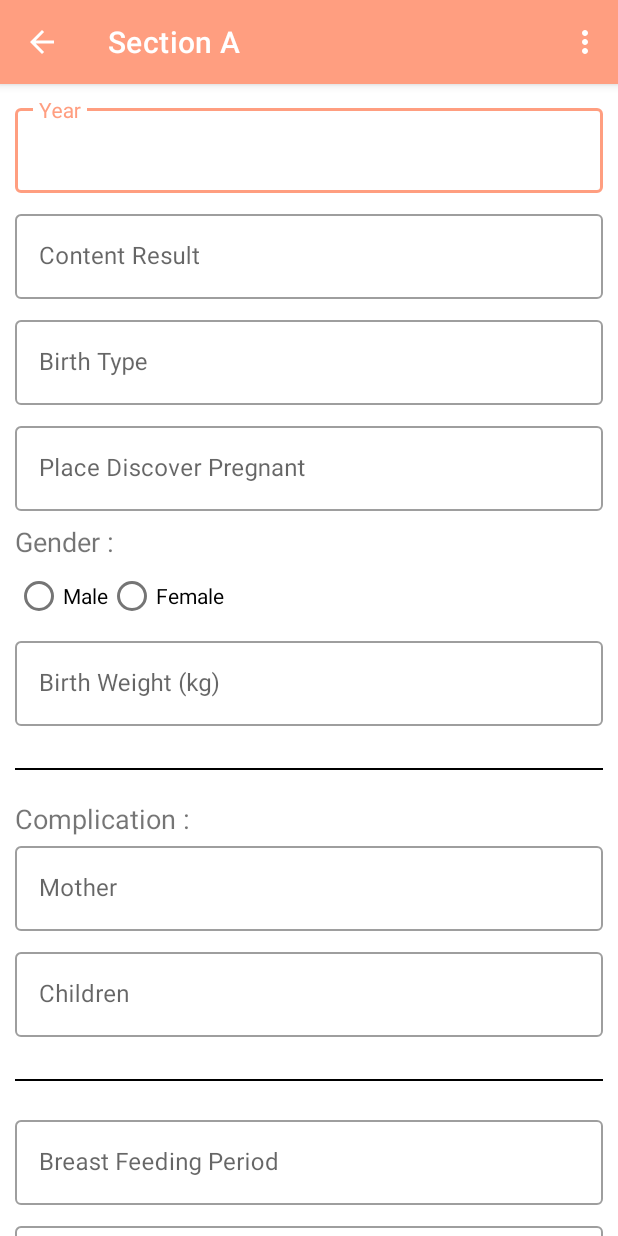
After one commit to Jiaenong/MommyHealthApp, an Android app: the SectionAActivity screen opened directly, with no data from a screen before it, on a phone screen of 412 x 824 dp. The commit adds this screen. Run offline under Robolectric (Android 15) with nearby library versions, the light colour scheme and no system bars.

Commit message:
modify front end

```diff
--- a/app/src/main/AndroidManifest.xml
+++ b/app/src/main/AndroidManifest.xml
@@ -9,7 +9,11 @@
         android:roundIcon="@mipmap/ic_launcher_round"
         android:supportsRtl="true"
         android:theme="@style/AppTheme">
-        <activity android:name=".MommyRecordActivity"></activity>
+        <activity android:name=".SectionAActivity"
+            android:label="Section A"/>
+        <activity
+            android:name=".MommyRecordActivity"
+            android:label="Pregnant Record" />
         <activity
             android:name=".EarlyTestActivity"
             android:label="Early Test" />
--- a/app/src/main/java/com/example/mommyhealthapp/EarlyTestActivity.java
+++ b/app/src/main/java/com/example/mommyhealthapp/Nurse/EarlyTestActivity.java
@@ -1,17 +1,30 @@
 package com.example.mommyhealthapp;
 
 import androidx.appcompat.app.AppCompatActivity;
+import androidx.cardview.widget.CardView;
 
+import android.content.Intent;
 import android.os.Bundle;
 import android.view.Menu;
 import android.view.MenuItem;
+import android.view.View;
 
 public class EarlyTestActivity extends AppCompatActivity {
 
+    private CardView cardViewSectionA;
     @Override
     protected void onCreate(Bundle savedInstanceState) {
         super.onCreate(savedInstanceState);
         setContentView(R.layout.activity_early_test);
+
+        cardViewSectionA = (CardView)findViewById(R.id.cardViewSectionA);
+        cardViewSectionA.setOnClickListener(new View.OnClickListener() {
+            @Override
+            public void onClick(View v) {
+                Intent intent = new Intent(EarlyTestActivity.this, SectionAActivity.class);
+                startActivity(intent);
+            }
+        });
 
         getSupportActionBar().setDisplayHomeAsUpEnabled(true);
     }
--- /dev/null
+++ b/app/src/main/java/com/example/mommyhealthapp/Nurse/SectionAActivity.java
@@ -0,0 +1,34 @@
+package com.example.mommyhealthapp;
+
+import androidx.appcompat.app.AppCompatActivity;
+
+import android.os.Bundle;
+import android.view.Menu;
+import android.view.MenuItem;
+
+public class SectionAActivity extends AppCompatActivity {
+
+    @Override
+    protected void onCreate(Bundle savedInstanceState) {
+        super.onCreate(savedInstanceState);
+        setContentView(R.layout.activity_section_a);
+
+        getSupportActionBar().setDisplayHomeAsUpEnabled(true);
+    }
+
+    public boolean onOptionsItemSelected(MenuItem item) {
+        switch (item.getItemId())
+        {
+            case android.R.id.home:
+                finish();
+                return true;
+        }
+        return super.onOptionsItemSelected(item);
+    }
+
+    public boolean onCreateOptionsMenu(Menu menu) {
+        // Inflate the menu; this adds items to the action bar if it is present.
+        getMenuInflater().inflate(R.menu.nurse_home, menu);
+        return true;
+    }
+}
--- a/app/src/main/res/layout/activity_early_test.xml
+++ b/app/src/main/res/layout/activity_early_test.xml
@@ -127,12 +127,22 @@
 
         </androidx.appcompat.widget.LinearLayoutCompat>
 
+        <View
+            android:layout_marginBottom="20dp"
+            android:layout_marginLeft="20dp"
+            android:layout_marginRight="20dp"
+            android:layout_width="match_parent"
+            android:layout_height="1dp"
+            android:background="@android:color/black" />
+
+
         <androidx.appcompat.widget.LinearLayoutCompat
             android:layout_width="match_parent"
             android:layout_height="wrap_content"
             android:orientation="horizontal">
 
             <androidx.cardview.widget.CardView
+                android:id="@+id/cardViewSectionA"
                 android:layout_width="170dp"
                 android:layout_height="170dp"
                 android:layout_marginLeft="25dp"
--- /dev/null
+++ b/app/src/main/res/layout/activity_section_a.xml
@@ -0,0 +1,181 @@
+<?xml version="1.0" encoding="utf-8"?>
+<androidx.core.widget.NestedScrollView xmlns:android="http://schemas.android.com/apk/res/android"
+    xmlns:app="http://schemas.android.com/apk/res-auto"
+    xmlns:tools="http://schemas.android.com/tools"
+    android:layout_width="match_parent"
+    android:layout_height="match_parent"
+    tools:context=".SectionAActivity">
+
+    <androidx.appcompat.widget.LinearLayoutCompat
+        android:layout_width="match_parent"
+        android:layout_height="match_parent"
+        android:orientation="vertical"
+        android:padding="10dp">
+
+        <com.google.android.material.textfield.TextInputLayout
+            android:layout_width="match_parent"
+            android:layout_height="wrap_content"
+            style="@style/TextInputLayout"
+            android:focusableInTouchMode="true"
+            android:hint="@string/section_A_year">
+
+            <com.google.android.material.textfield.TextInputEditText
+                android:layout_width="match_parent"
+                android:layout_height="wrap_content"
+                android:inputType="datetime"/>
+        </com.google.android.material.textfield.TextInputLayout>
+
+        <com.google.android.material.textfield.TextInputLayout
+            android:layout_width="match_parent"
+            android:layout_height="wrap_content"
+            style="@style/TextInputLayout"
+            android:focusableInTouchMode="true"
+            android:hint="@string/secA_contentResult">
+
+            <com.google.android.material.textfield.TextInputEditText
+                android:layout_width="match_parent"
+                android:layout_height="wrap_content" />
+        </com.google.android.material.textfield.TextInputLayout>
+
+        <com.google.android.material.textfield.TextInputLayout
+            android:layout_width="match_parent"
+            android:layout_height="wrap_content"
+            style="@style/TextInputLayout"
+            android:focusableInTouchMode="true"
+            android:hint="@string/secA_birthType">
+
+            <com.google.android.material.textfield.TextInputEditText
+                android:layout_width="match_parent"
+                android:layout_height="wrap_content" />
+        </com.google.android.material.textfield.TextInputLayout>
+
+        <com.google.android.material.textfield.TextInputLayout
+            android:layout_width="match_parent"
+            android:layout_height="wrap_content"
+            style="@style/TextInputLayout"
+            android:focusableInTouchMode="true"
+            android:hint="@string/secA_placeDiscoverBirth">
+
+            <com.google.android.material.textfield.TextInputEditText
+                android:layout_width="match_parent"
+                android:layout_height="wrap_content" />
+        </com.google.android.material.textfield.TextInputLayout>
+
+        <TextView
+            android:id="@+id/textView24"
+            android:layout_width="wrap_content"
+            android:layout_height="wrap_content"
+            android:text="@string/secA_gender"
+            android:textSize="18sp" />
+
+        <RadioGroup
+            android:layout_width="wrap_content"
+            android:layout_height="wrap_content"
+            android:orientation="horizontal">
+
+            <RadioButton
+                android:id="@+id/radioButton9"
+                android:layout_width="match_parent"
+                android:layout_height="wrap_content"
+                android:text="@string/secA_Male" />
+
+            <RadioButton
+                android:id="@+id/radioButton10"
+                android:layout_width="match_parent"
+                android:layout_height="wrap_content"
+                android:text="@string/secA_Female" />
+        </RadioGroup>
+
+        <com.google.android.material.textfield.TextInputLayout
+            android:layout_width="match_parent"
+            android:layout_height="wrap_content"
+            style="@style/TextInputLayout"
+            android:focusableInTouchMode="true"
+            android:hint="@string/secA_birthWeight">
+
+            <com.google.android.material.textfield.TextInputEditText
+                android:layout_width="match_parent"
+                android:layout_height="wrap_content"
+                android:inputType="numberDecimal"/>
+        </com.google.android.material.textfield.TextInputLayout>
+
+        <View
+            android:layout_marginTop="20dp"
+            android:layout_marginBottom="20dp"
+            android:layout_width="match_parent"
+            android:layout_height="1dp"
+            android:background="@android:color/black" />
+
+        <TextView
+            android:id="@+id/textView25"
+            android:layout_width="wrap_content"
+            android:layout_height="wrap_content"
+            android:text="@string/secA_complication"
+            android:textSize="18sp" />
+
+        <com.google.android.material.textfield.TextInputLayout
+            android:layout_width="match_parent"
+            android:layout_height="wrap_content"
+            style="@style/TextInputLayout"
+            android:focusableInTouchMode="true"
+            android:hint="@string/secA_Mother">
+
+            <com.google.android.material.textfield.TextInputEditText
+                android:layout_width="match_parent"
+                android:layout_height="wrap_content" />
+        </com.google.android.material.textfield.TextInputLayout>
+
+        <com.google.android.material.textfield.TextInputLayout
+            android:layout_width="match_parent"
+            android:layout_height="wrap_content"
+            style="@style/TextInputLayout"
+            android:focusableInTouchMode="true"
+            android:hint="@string/secA_Children">
+
+            <com.google.android.material.textfield.TextInputEditText
+                android:layout_width="match_parent"
+                android:layout_height="wrap_content" />
+        </com.google.android.material.textfield.TextInputLayout>
+
+        <View
+            android:layout_marginTop="20dp"
+            android:layout_marginBottom="20dp"
+            android:layout_width="match_parent"
+            android:layout_height="1dp"
+            android:background="@android:color/black" />
+
+        <com.google.android.material.textfield.TextInputLayout
+            android:layout_width="match_parent"
+            android:layout_height="wrap_content"
+            style="@style/TextInputLayout"
+            android:focusableInTouchMode="true"
+            android:hint="@string/secA_breastfeedingperiod">
+
+            <com.google.android.material.textfield.TextInputEditText
+                android:layout_width="match_parent"
+                android:layout_height="wrap_content" />
+        </com.google.android.material.textfield.TextInputLayout>
+
+        <com.google.android.material.textfield.TextInputLayout
+            android:layout_width="match_parent"
+            android:layout_height="wrap_content"
+            style="@style/TextInputLayout"
+            android:focusableInTouchMode="true"
+            android:hint="@string/secA_ChildSituation">
+
+            <com.google.android.material.textfield.TextInputEditText
+                android:layout_width="match_parent"
+                android:layout_height="wrap_content" />
+        </com.google.android.material.textfield.TextInputLayout>
+
+        <Button
+            android:id="@+id/button3"
+            android:layout_width="match_parent"
+            android:layout_height="60dp"
+            style="@style/Button"
+            android:text="@string/save"
+            app:cornerRadius="16dp"/>
+
+    </androidx.appcompat.widget.LinearLayoutCompat>
+
+</androidx.core.widget.NestedScrollView>
--- /dev/null
+++ b/app/src/main/res/layout/pregnant_record_view.xml
@@ -0,0 +1,46 @@
+<?xml version="1.0" encoding="utf-8"?>
+<androidx.appcompat.widget.LinearLayoutCompat xmlns:android="http://schemas.android.com/apk/res/android"
+    xmlns:app="http://schemas.android.com/apk/res-auto"
+    android:orientation="vertical"
+    android:layout_width="match_parent"
+    android:layout_height="match_parent">
+
+    <androidx.cardview.widget.CardView
+        android:layout_marginTop="10dp"
+        android:layout_width="match_parent"
+        android:layout_height="wrap_content">
+
+        <androidx.appcompat.widget.LinearLayoutCompat
+            android:layout_width="match_parent"
+            android:layout_height="wrap_content"
+            android:orientation="horizontal"
+            android:padding="10dp">
+
+            <ImageView
+                android:id="@+id/imageView13"
+                android:layout_width="70dp"
+                android:layout_height="70dp"
+                app:srcCompat="@drawable/pregnant_women" />
+
+            <TextView
+                android:id="@+id/textView22"
+                android:layout_width="wrap_content"
+                android:layout_height="wrap_content"
+                android:layout_gravity="center_vertical"
+                android:text="@string/year"
+                android:layout_marginLeft="20dp"
+                android:textSize="30sp" />
+
+            <TextView
+                android:id="@+id/textView23"
+                android:layout_width="wrap_content"
+                android:layout_height="wrap_content"
+                android:layout_gravity="center_vertical"
+                android:text="@string/month"
+                android:layout_marginLeft="10dp"
+                android:textSize="30sp" />
+        </androidx.appcompat.widget.LinearLayoutCompat>
+
+    </androidx.cardview.widget.CardView>
+
+</androidx.appcompat.widget.LinearLayoutCompat>
--- a/app/src/main/res/values/strings.xml
+++ b/app/src/main/res/values/strings.xml
@@ -98,5 +98,21 @@
     <string name="rpr_type_nonreactive">NON-REACTIVE</string>
     <string name="rpr_type_reactive">REACTIVE</string>
     <string name="norecordfound">No Record Found</string>
+    <string name="year">2019</string>
+    <string name="month">06</string>
+    <string name="section_A_year">Year</string>
+    <string name="secA_contentResult">Content Result</string>
+    <string name="secA_birthType">Birth Type</string>
+    <string name="secA_placeDiscoverBirth">Place Discover Pregnant</string>
+    <string name="secA_gender">Gender :</string>
+    <string name="secA_Male">Male</string>
+    <string name="secA_Female">Female</string>
+    <string name="secA_birthWeight">Birth Weight (kg)</string>
+    <string name="secA_complication">Complication :</string>
+    <string name="secA_Mother">Mother</string>
+    <string name="secA_Children">Children</string>
+    <string name="secA_breastfeedingperiod">Breast Feeding Period</string>
+    <string name="secA_ChildSituation">Child Situation</string>
+    <string name="save">Save</string>
 
 </resources>
```
Also changed, not shown: app/src/main/java/com/example/mommyhealthapp/Nurse/MainActivity.java (renamed from app/src/main/java/com/example/mommyhealthapp/MainActivity.java), app/src/main/java/com/example/mommyhealthapp/Nurse/MommyInfoActivity.java (renamed from app/src/main/java/com/example/mommyhealthapp/MommyInfoActivity.java), app/src/main/java/com/example/mommyhealthapp/Nurse/MommyProfileActivity.java (renamed from app/src/main/java/com/example/mommyhealthapp/MommyProfileActivity.java), app/src/main/java/com/example/mommyhealthapp/Nurse/MommyRecordActivity.java (renamed from app/src/main/java/com/example/mommyhealthapp/MommyRecordActivity.java), app/src/main/java/com/example/mommyhealthapp/Nurse/NurseHomeActivity.java (renamed from app/src/main/java/com/example/mommyhealthapp/NurseHomeActivity.java), app/src/main/java/com/example/mommyhealthapp/Nurse/ui/CreateMother/CreateMotherDetailFragment.java (renamed from app/src/main/java/com/example/mommyhealthapp/ui/CreateMother/CreateMotherDetailFragment.java), app/src/main/java/com/example/mommyhealthapp/Nurse/ui/CreateMother/CreateMotherFragment.java (renamed from app/src/main/java/com/example/mommyhealthapp/ui/CreateMother/CreateMotherFragment.java), app/src/main/java/com/example/mommyhealthapp/Nurse/ui/NurseProfile/NurseProfileFragment.java (renamed from app/src/main/java/com/example/mommyhealthapp/ui/NurseProfile/NurseProfileFragment.java), app/src/main/java/com/example/mommyhealthapp/Nurse/ui/SearchMother/SearchMotherFragment.java (renamed from app/src/main/java/com/example/mommyhealthapp/ui/SearchMother/SearchMotherFragment.java), app/src/main/java/com/example/mommyhealthapp/Nurse/ui/home/HomeFragment.java (renamed from app/src/main/java/com/example/mommyhealthapp/ui/home/HomeFragment.java), app/src/main/res/drawable/pregnant_women.png (added).
